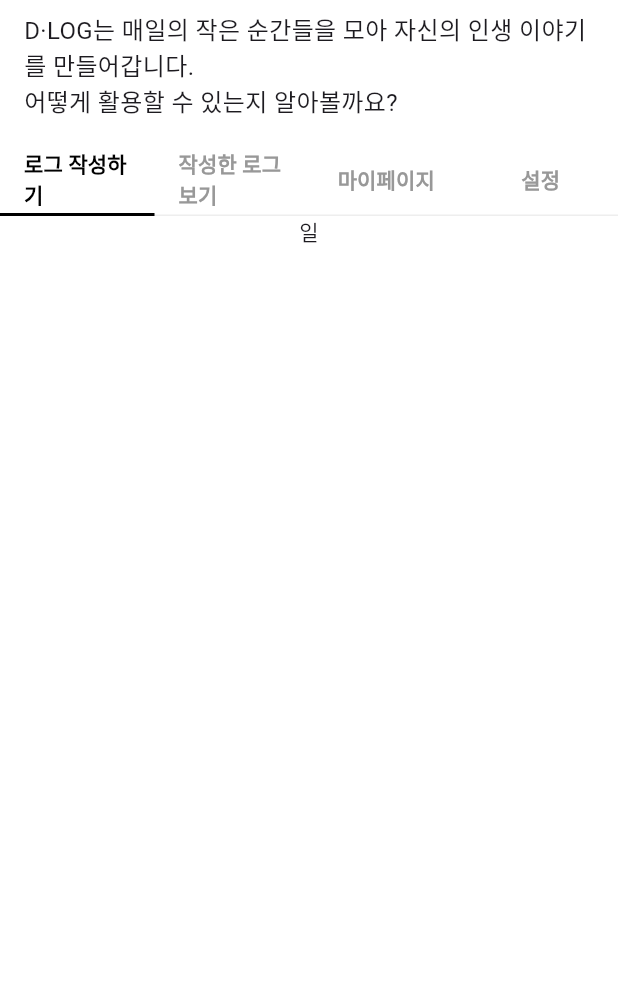
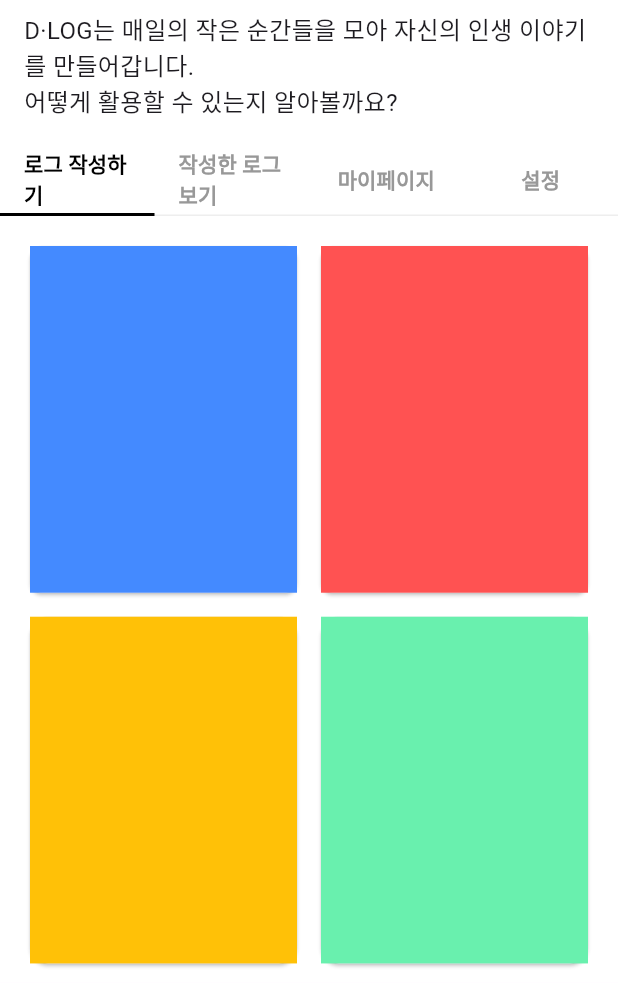
Before and after one commit to olleh365/web_240919_prototype, a Flutter app: the screen it shows after launch, on a phone screen of 412 x 824 dp, the part 246-1236 px from its top. Run offline on Flutter 3.47's test engine with Material 3 defaults, Android fonts, the phone set to English and light mode, and no system bars; our stand-ins replace get; Roboto replaces fonts that are missing (MyFontFamily).

Commit message:
수정33

```diff
--- a/lib/main.dart
+++ b/lib/main.dart
@@ -50,6 +50,7 @@
               children: [
                 Section00(),
                 Section01(),
+                Section00(),
               ],
             ),
           ),
--- a/lib/screens/section_01.dart
+++ b/lib/screens/section_01.dart
@@ -11,6 +11,7 @@
   @override
   Widget build(BuildContext context) {
     double screenWidth = MediaQuery.of(context).size.width;
+    double screenHeight = MediaQuery.of(context).size.height;
 
     const tabTextStyle = TextStyle(
       fontFamily: 'MyFontFamily',
@@ -18,13 +19,30 @@
       fontWeight: FontWeight.w600,
     );
 
+    double tabBarViewHeight;
+    if (screenWidth < 300) {
+      tabBarViewHeight = screenHeight * 0.45;
+    } else if (screenWidth < 350) {
+      tabBarViewHeight = screenHeight * 0.47;
+    } else if (screenWidth < 400) {
+      tabBarViewHeight = screenHeight * 0.56;
+    } else if (screenWidth < 450) {
+      tabBarViewHeight = screenHeight * 0.62;
+    } else if (screenWidth < 500) {
+      tabBarViewHeight = screenHeight * 0.7;
+    } else if (screenWidth < 580) {
+      tabBarViewHeight = screenHeight * 0.83;
+    } else {
+      tabBarViewHeight = screenHeight;
+    }
+
     return Container(
-        width: 1920,
+        width: screenWidth,
         color: Colors.white,
         child: Column(
           crossAxisAlignment: CrossAxisAlignment.center,
           children: [
-            Container(
+            SizedBox(
               width: 600,
               child: DefaultTabController(
                 length: 4,
@@ -44,8 +62,8 @@
                       dividerColor: Color(0xFFEEEEEE),
                       // splashFactory: NoSplash.splashFactory,
                     ),
-                    Container(
-                        height: 600,
+                    SizedBox(
+                      height: tabBarViewHeight,
                         child: TabBarView(
                           children:[
                             Tabview00(),
--- a/lib/screens/tabview_00.dart
+++ b/lib/screens/tabview_00.dart
@@ -7,15 +7,57 @@
   @override
   Widget build(BuildContext context){
     double screenWidth = MediaQuery.of(context).size.width;
+    double screenHeight = MediaQuery.of(context).size.height;
 
     return Container(
-      color: Colors.white,
-      child: Column(
-        crossAxisAlignment: CrossAxisAlignment.center,
-        children: [
-          Text('일')
-        ],
-      ),
+        child: GridView(
+          physics: NeverScrollableScrollPhysics(),
+          gridDelegate: SliverGridDelegateWithFixedCrossAxisCount(
+            crossAxisCount: 2,
+            mainAxisSpacing: 8.0,
+            crossAxisSpacing: 8.0,
+            childAspectRatio: 7/9,
+          ),
+          padding: EdgeInsets.all(16.0),
+          children: [
+            Card(
+              shape: RoundedRectangleBorder(
+                borderRadius: BorderRadius.circular(8.0),
+              ),
+              child: Container(
+                color: Colors.blueAccent,
+              ),
+            ),
+            Card(
+              shape: RoundedRectangleBorder(
+                borderRadius: BorderRadius.circular(8.0),
+              ),
+              child: Container(
+                color: Colors.redAccent,
+              ),
+            ),
+            Card(
+              child: Container(
+                color: Colors.amber,
+              ),
+            ),
+            Card(
+              child: Container(
+                color: Colors.greenAccent,
+              ),
+            ),
+            Card(
+              child: Container(
+                color: Colors.red,
+              ),
+            ),
+            Card(
+              child: Container(
+                color: Colors.greenAccent,
+              ),
+            ),
+          ],
+        )
     );
   }
 }
--- a/lib/screens/tabview_01.dart
+++ b/lib/screens/tabview_01.dart
@@ -8,14 +8,21 @@
   Widget build(BuildContext context){
     double screenWidth = MediaQuery.of(context).size.width;
 
-    return Container(
-      color: Colors.white,
-      child: Column(
-        crossAxisAlignment: CrossAxisAlignment.center,
-        children: [
-          Text('일')
-        ],
-      ),
+    return GridView(
+      gridDelegate: SliverGridDelegateWithFixedCrossAxisCount(crossAxisCount: 2),
+      padding: EdgeInsets.all(16.0),
+      children: [
+        Card(
+          child: Container(
+            color: Colors.blueAccent,
+          ),
+        ),
+        Card(
+          child: Container(
+            color: Colors.blueAccent,
+          ),
+        )
+      ],
     );
   }
 }
--- a/pubspec.yaml
+++ b/pubspec.yaml
@@ -36,6 +36,7 @@
   # Use with the CupertinoIcons class for iOS style icons.
   cupertino_icons: ^1.0.8
   get: ^4.6.6
+  flutter_staggered_grid_view: ^0.7.0
 
 dev_dependencies:
   flutter_test:
```
